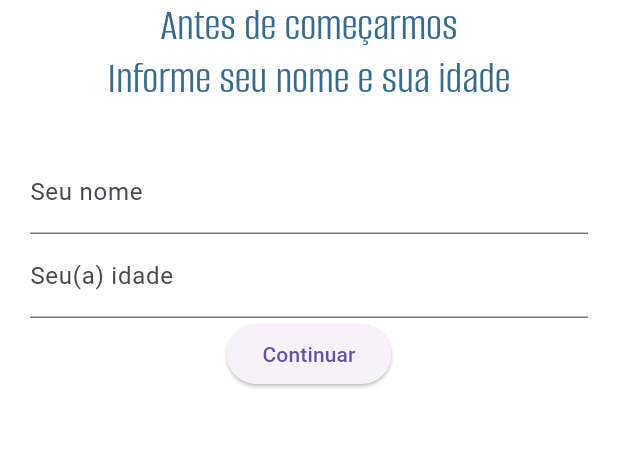
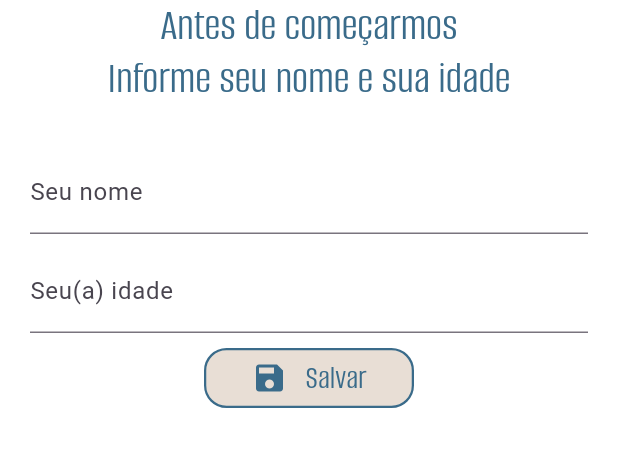
Before and after one commit to rafinha-as-br/TravelMaker, a Flutter app: the screen it shows after launch, on a phone screen of 412 x 824 dp, the part 435-902 px from its top. Run offline on Flutter 3.47's test engine with Material 3 defaults, Android fonts, the phone set to English and light mode, and no system bars; our stand-ins replace shared_preferences, sqflite; missing offline and left inert: dart:ffi; accounts and stored records are empty.

Commit message:
feat1 - Start Page

```diff
--- a/travelmakerapp/lib/entities/user.dart
+++ b/travelmakerapp/lib/entities/user.dart
@@ -1,6 +1,6 @@
 class User{
-  String name;
-  int age;
+  String? name;
+  int? age;
   bool ative;
 
   User(this.name, this.age, this.ative);
--- a/travelmakerapp/lib/presentation/modules/button1.dart
+++ b/travelmakerapp/lib/presentation/modules/button1.dart
@@ -1 +1,45 @@
 import 'package:flutter/material.dart';
+import 'package:provider/provider.dart';
+
+import '../../usecase/appThemes.dart';
+import '../provider/userProvider.dart';
+
+class Button1 extends StatelessWidget {
+  const Button1({super.key, required this.onTap, required this.text, required this.icon});
+
+  final VoidCallback onTap;
+  final String text;
+  final IconData icon;
+
+
+
+  @override
+  Widget build(BuildContext context) {
+    final userProvider = Provider.of<UserProvider>(context, listen: false);
+
+
+    return InkWell(
+        onTap: onTap,
+        borderRadius: BorderRadius.all(Radius.circular(15)),
+        child: Container(
+            width: 140,
+            height: 40,
+            decoration: BoxDecoration(
+              color: userProvider.darkTheme ? AppThemes.darkTheme.canvasColor : AppThemes.lightTheme.canvasColor,
+              border: Border.all(
+                width: 1.5,
+                color: userProvider.darkTheme ? Color(0xFFF9F3EF): Color(0xFF3A6B8A),
+              ),
+              borderRadius: BorderRadius.all(Radius.circular(15)),
+            ),
+            child: Row(
+              mainAxisAlignment: MainAxisAlignment.center,
+              spacing: 12,
+              children: [
+                Icon(icon, color: userProvider.darkTheme ? Color(0xFFF9F3EF) : Color(0xFF3A6B8A),),
+                Text(text, style: Theme.of(context).textTheme.displaySmall),
+              ],)
+        )
+    );
+  }
+}
--- /dev/null
+++ b/travelmakerapp/lib/presentation/modules/userForm.dart
@@ -0,0 +1,68 @@
+import 'package:flutter/material.dart';
+import 'package:provider/provider.dart';
+import 'package:travelmakerapp/presentation/modules/button1.dart';
+import 'package:travelmakerapp/usecase/appLoader.dart';
+
+import '../../entities/user.dart';
+import '../page/homeScreen.dart';
+import '../provider/userProvider.dart';
+
+class UserForm extends StatelessWidget {
+  UserForm({super.key});
+
+  final _formKey = GlobalKey<FormState>();
+  final nameController = TextEditingController();
+  final ageController = TextEditingController();
+
+  @override
+  Widget build(BuildContext context) {
+    final user = Provider.of<UserProvider>(context);
+
+    return Form(
+        key: _formKey,
+        child: Column(
+          spacing: 10,
+        children: [
+          TextFormField(
+            decoration: InputDecoration(labelText: "Seu nome"),
+            keyboardType: TextInputType.text,
+            controller: nameController,
+            validator: (value){
+              if(value==null){
+                return "Você precisa informar seu nome!";
+              }
+              if(value.length<2){
+                return "Nome deve conter pelo menos uma letra";
+              }
+            },
+          ),
+          TextFormField(
+            decoration: InputDecoration(labelText: "Seu(a) idade"),
+            controller: ageController,
+            keyboardType: TextInputType.number,
+            validator: (value) {
+              if (value == null || value.isEmpty) {
+                return 'Informe a idade';
+              }
+
+              final number = int.tryParse(value);
+              if (number == null) {
+                return 'Digite um número válido';
+              }
+
+              if (number < 0) {
+                return 'Idade não pode ser negativa';
+              }
+
+              return null;
+            },
+          ),
+          Button1(onTap: (){
+            user.setUserData(nameController.text, int.parse(ageController.text), true);
+            Apploader();
+          }, text: 'Salvar', icon: Icons.save)
+        ],
+      )
+    );
+  }
+}
--- a/travelmakerapp/lib/presentation/page/homeScreen.dart
+++ b/travelmakerapp/lib/presentation/page/homeScreen.dart
@@ -2,6 +2,7 @@ import 'package:flutter/material.dart';
 import 'package:provider/provider.dart';
 import 'package:travelmakerapp/presentation/page/startScreen.dart';
 import 'package:travelmakerapp/presentation/provider/entitiesProvider.dart';
+import 'package:travelmakerapp/presentation/provider/userProvider.dart';
 
 
 class HomeScreen extends StatelessWidget {
@@ -12,7 +13,7 @@ class HomeScreen extends StatelessWidget {
   @override
   Widget build(BuildContext context) {
 
-    final entities = Provider.of<EntitiesProvider>(context);
+    final user = Provider.of<UserProvider>(context);
 
 
     return Scaffold(
@@ -26,7 +27,7 @@ class HomeScreen extends StatelessWidget {
           Column(
             crossAxisAlignment: CrossAxisAlignment.start,
             children: [
-              Text("Bom dia ${entities.user.name}!", style: TextStyle(fontSize: 50, fontFamily: 'AlumniSans', height: 0.9),),
+              Text("Bom dia ${user.user.name}!", style: TextStyle(fontSize: 50, fontFamily: 'AlumniSans', height: 0.9),),
               Text("Vamos viajar?", style: TextStyle(fontSize: 50, fontFamily: 'AlumniSans', height: 0.9),),
               Text("30/06/25", style: TextStyle(fontSize: 25, fontFamily: 'AlumniSans'),),
 
--- a/travelmakerapp/lib/presentation/page/startScreen.dart
+++ b/travelmakerapp/lib/presentation/page/startScreen.dart
@@ -3,6 +3,7 @@ import 'package:provider/provider.dart';
 import 'package:travelmakerapp/entities/user.dart';
 import 'package:travelmakerapp/presentation/modules/startScreen_title.dart';
 import 'package:travelmakerapp/presentation/modules/toggleThemeButton.dart';
+import 'package:travelmakerapp/presentation/modules/userForm.dart';
 import 'package:travelmakerapp/presentation/page/homeScreen.dart';
 import 'package:travelmakerapp/presentation/provider/entitiesProvider.dart';
 
@@ -22,7 +23,6 @@ class StartScreen extends StatelessWidget {
 
   @override
   Widget build(BuildContext context) {
-    final entities = Provider.of<EntitiesProvider>(context);
 
     return Scaffold(
       body: Padding(
@@ -37,58 +37,7 @@ class StartScreen extends StatelessWidget {
               ],
             ),
             StartscreenTitle(),
-            Form(
-              key: _formKey,
-              child: Column(
-                children: [
-                  TextFormField(
-                    decoration: InputDecoration(labelText: "Seu nome"),
-                    keyboardType: TextInputType.text,
-                    controller: nameController,
-                    validator: (value){
-                      if(value==null){
-                        return "Você precisa informar seu nome!";
-                      }
-                      if(value.length<2){
-                        return "Nome deve conter pelo menos uma letra";
-                      }
-                    },
-                  ),
-                  TextFormField(
-                    decoration: InputDecoration(labelText: "Seu(a) idade"),
-                    controller: ageController,
-                    keyboardType: TextInputType.number,
-                    validator: (value) {
-                      if (value == null || value.isEmpty) {
-                        return 'Informe a idade';
-                      }
-
-                      final number = int.tryParse(value);
-                      if (number == null) {
-                        return 'Digite um número válido';
-                      }
-
-                      if (number < 0) {
-                        return 'Idade não pode ser negativa';
-                      }
-
-                      return null;
-                    },
-                  ),
-                  ElevatedButton(onPressed: () {
-                    if(_formKey.currentState!.validate()){
-                      int? age = int.tryParse(ageController.text);
-                      entities.createPerson(nameController.text, age!);
-                      User user = User(nameController.text, age, true);
-                      entities.user = user;
-
-                      Navigator.pushNamed(context, HomeScreen.routeName);
-                    }
-
-                  }, child: Text("Continuar")),
-                ],
-              ),
-            ),
+            UserForm()
           ],
         ),
       ),
--- a/travelmakerapp/lib/presentation/provider/entitiesProvider.dart
+++ b/travelmakerapp/lib/presentation/provider/entitiesProvider.dart
@@ -18,10 +18,6 @@ class EntitiesProvider extends ChangeNotifier{
   // List of travels
   List<Travel> travelsList = [];
 
-  // user of the app
-  User user = User('', 0, false);
-
-
   // functions
 
   //
@@ -36,4 +32,5 @@ class EntitiesProvider extends ChangeNotifier{
   }
 
 
+
 }
--- a/travelmakerapp/lib/usecase/appLoader.dart
+++ b/travelmakerapp/lib/usecase/appLoader.dart
@@ -1,5 +1,6 @@
 import 'package:flutter/material.dart';
 import 'package:provider/provider.dart';
+import 'package:travelmakerapp/presentation/provider/userProvider.dart';
 
 import '../presentation/page/homeScreen.dart';
 import '../presentation/page/startScreen.dart';
@@ -13,9 +14,9 @@ class Apploader extends StatelessWidget {
 
   @override
   Widget build(BuildContext context) {
-    final entities = Provider.of<EntitiesProvider>(context);
+    final user = Provider.of<UserProvider>(context);
 
-    if (entities.user.ative == false) {
+    if (user.user.ative == false) {
       return StartScreen();
     } else {
       return HomeScreen();
```
Also changed, not shown: travelmakerapp/lib/presentation/provider/userProvider.dart (+12 -3 lines).
